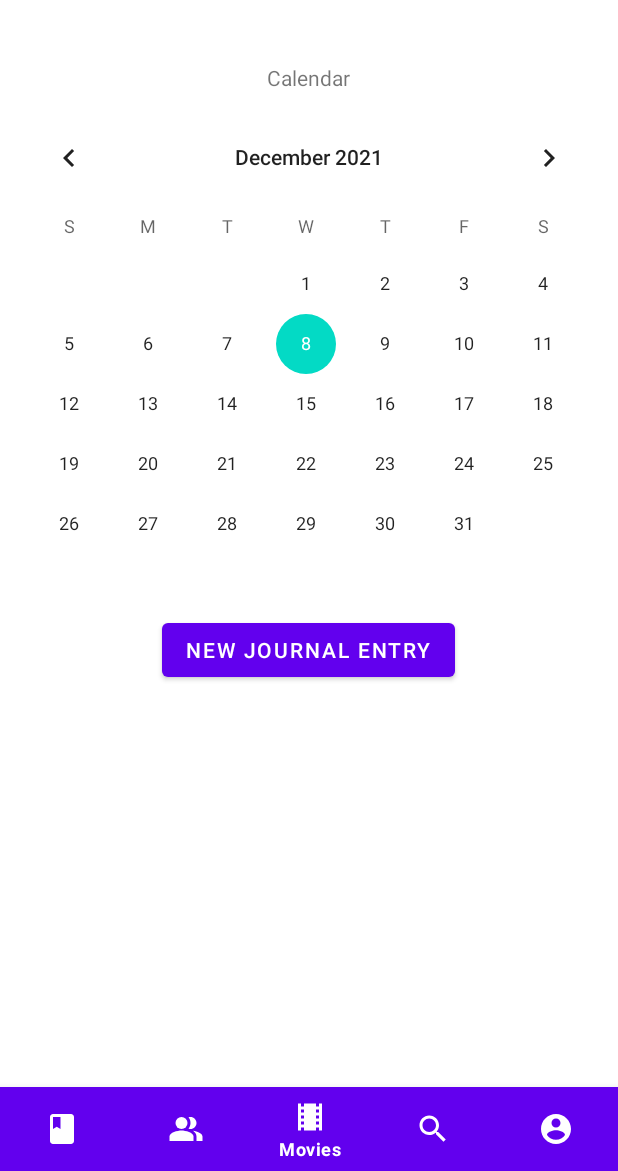
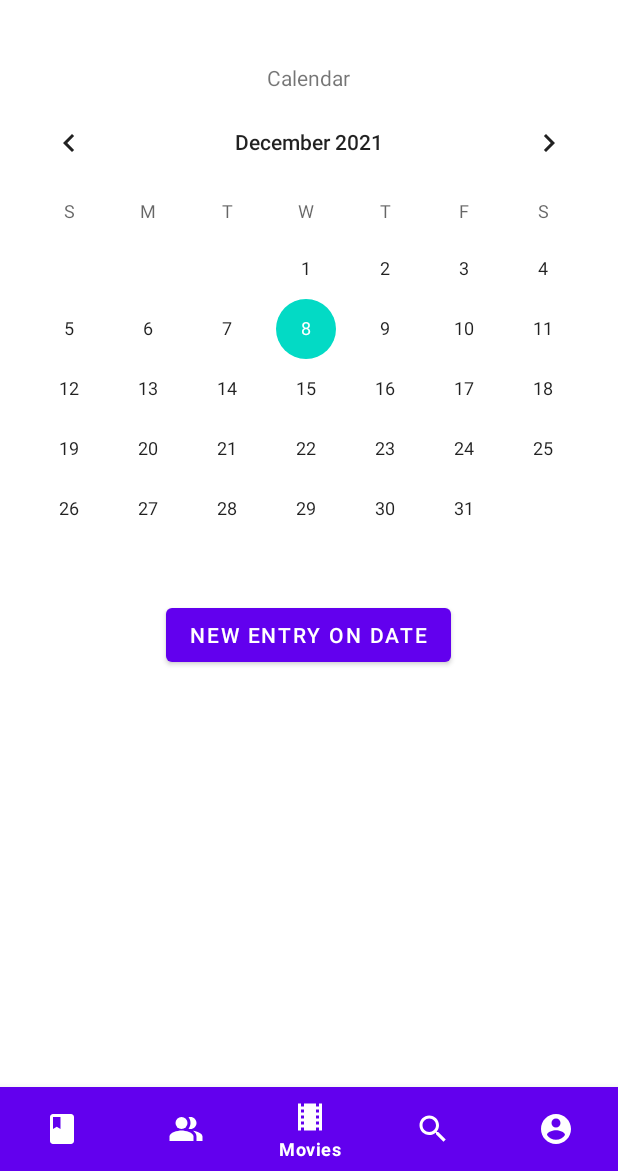
Before and after one commit to HampusMattsson1/MovieJournal, an Android app: the fragment JournalFragment placed in its activity, on a phone screen of 412 x 824 dp, the part 65-1236 px from its top. Run offline under Robolectric (Android 15) with nearby library versions, the light colour scheme and no system bars; our stand-ins replace CircleImageView, Firebase (no records; nobody signed in at launch, a user with empty details on screens opened directly), Room's generated code, data binding; pictures from the network do not load; 1 statement that could not run was skipped.

Commit message:
Fixed journal stuff again

```diff
--- a/app/src/main/AndroidManifest.xml
+++ b/app/src/main/AndroidManifest.xml
@@ -14,6 +14,9 @@
         android:roundIcon="@mipmap/ic_launcher_round"
         android:supportsRtl="true"
         android:theme="@style/Theme.MovieJournal2">
+        <activity
+            android:name=".EditJournalEntry"
+            android:exported="false" />
         <activity
             android:name=".ViewFriend"
             android:exported="false" />
--- a/app/src/main/java/com/moviejournal2/fragments/JournalFragment.kt
+++ b/app/src/main/java/com/moviejournal2/fragments/JournalFragment.kt
@@ -1,11 +1,23 @@
 package com.moviejournal2.fragments
 
+import android.content.Intent
 import android.os.Bundle
 import androidx.fragment.app.Fragment
 import android.view.LayoutInflater
 import android.view.View
 import android.view.ViewGroup
+import android.widget.CalendarView
+import android.widget.Toast
+import com.google.firebase.database.DatabaseReference
+import com.google.firebase.database.FirebaseDatabase
+import com.google.firebase.storage.FirebaseStorage
+import com.moviejournal2.EditJournalEntry
+import com.moviejournal2.EditProfile
 import com.moviejournal2.R
+import com.moviejournal2.databinding.FragmentJournalBinding
+import com.moviejournal2.databinding.FragmentProfileBinding
+import java.text.SimpleDateFormat
+import java.util.*
 
 // TODO: Rename parameter arguments, choose names that match
 // the fragment initialization parameters, e.g. ARG_ITEM_NUMBER
@@ -30,12 +42,38 @@ class JournalFragment : Fragment() {
         }
     }
 
+    private lateinit var database: FirebaseDatabase
+    private lateinit var reference: DatabaseReference
+    private lateinit var binding: FragmentJournalBinding
+
     override fun onCreateView(
         inflater: LayoutInflater, container: ViewGroup?,
         savedInstanceState: Bundle?
     ): View? {
-        // Inflate the layout for this fragment
-        return inflater.inflate(R.layout.fragment_journal, container, false)
+        database = FirebaseDatabase.getInstance("https://moviejournal2-default-rtdb.europe-west1.firebasedatabase.app/")
+        reference = database.getReference("users")
+        binding = FragmentJournalBinding.inflate(layoutInflater)
+
+
+        val calendar = CalendarView(requireContext())
+
+        calendar.setOnDateChangeListener { view, year, month, dayOfMonth ->
+            val c: Calendar = Calendar.getInstance()
+            c.set(year,month,dayOfMonth)
+            calendar.date = c.timeInMillis
+        }
+
+
+        // New entry button
+        binding.newEntry.setOnClickListener {
+            Toast.makeText(requireContext(), SimpleDateFormat("dd/MM/yyyy").format(calendar.date), Toast.LENGTH_SHORT).show()
+            val i = Intent(requireContext(), EditJournalEntry::class.java)
+            i.putExtra("date", SimpleDateFormat("dd/MM/yyyy").format(calendar.date))
+            startActivity(i)
+        }
+
+        binding.calendar.addView(calendar)
+        return binding.root
     }
 
     companion object {
--- a/app/src/main/res/layout/fragment_journal.xml
+++ b/app/src/main/res/layout/fragment_journal.xml
@@ -1,9 +1,15 @@
 <?xml version="1.0" encoding="utf-8"?>
-<LinearLayout xmlns:android="http://schemas.android.com/apk/res/android"
+<layout xmlns:android="http://schemas.android.com/apk/res/android"
     xmlns:tools="http://schemas.android.com/tools"
+    xmlns:app="http://schemas.android.com/apk/res-auto">
+
+    <data>
+        <import type="android.view.View"/>
+    </data>
+
+    <LinearLayout
         android:layout_width="match_parent"
         android:layout_height="match_parent"
-    xmlns:app="http://schemas.android.com/apk/res-auto"
         android:orientation="vertical"
         tools:context=".fragments.JournalFragment">
 
@@ -37,20 +43,22 @@
             android:layout_width="wrap_content"
             android:layout_height="wrap_content"
             android:layout_gravity="center_horizontal"
-        android:text="Calendar"/>
+            android:text="Calendar" />
 
-    <CalendarView
+        <LinearLayout
             android:id="@+id/calendar"
-        android:layout_marginTop="10dp"
-        android:layout_gravity="center_horizontal"
             android:layout_width="match_parent"
-        android:layout_height="wrap_content"/>
+            android:layout_height="wrap_content"
+            android:orientation="vertical">
+
+        </LinearLayout>
 
         <Button
             android:id="@+id/newEntry"
             android:layout_width="wrap_content"
             android:layout_height="wrap_content"
             android:layout_gravity="center_horizontal"
-        android:text="New journal entry"/>
+            android:text="New entry on date" />
 
     </LinearLayout>
+</layout>
```
Also changed, not shown: app/src/main/java/com/moviejournal2/EditJournalEntry.kt (added, +32 -0 lines), app/src/main/res/layout/activity_edit_journal_entry.xml (added, +168 -0 lines), app/src/main/res/drawable/upload.png (added), 1 other file. Lines whose indentation alone changed are shown as unchanged.
